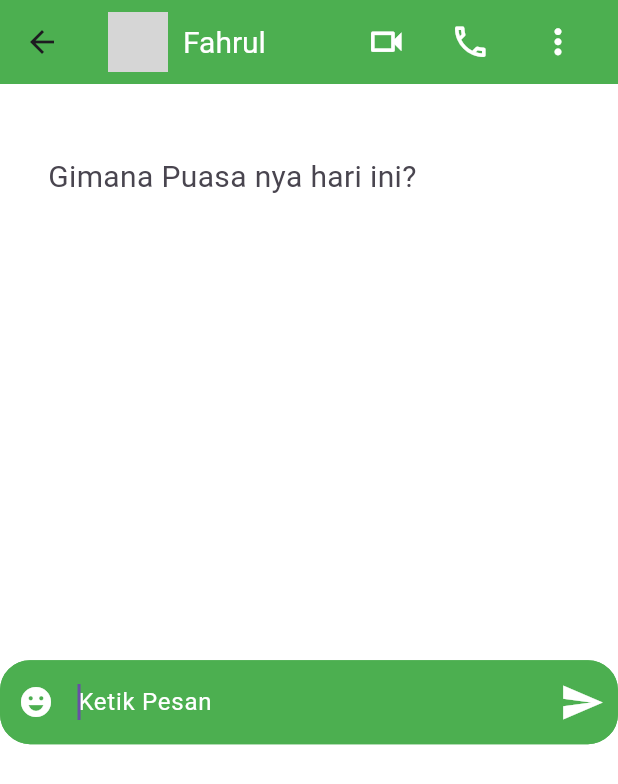
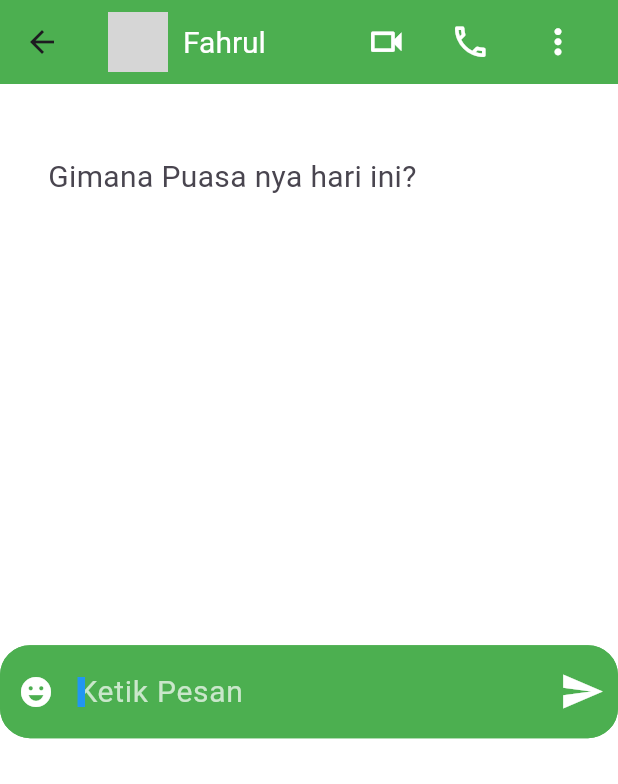
Before and after one commit to TavGit/Project-Flutter-1, a Flutter app: the MyChat screen opened directly, after a tap on "Fahrul", on a phone screen of 412 x 824 dp. Shown: the top 784 px of the screen. Run offline on Flutter 3.47's test engine with Material 3 defaults, Android fonts, the light colour scheme and no system bars; network calls fail; project files that could hold a hidden picture were left out; grey boxes are pictures that could not be loaded.

Commit message:
update project

```diff
--- a/lib/Pages/chat_pages.dart
+++ b/lib/Pages/chat_pages.dart
@@ -38,7 +38,7 @@ class _MyChatState extends State<MyChat> {
     'Besok jadi bukber kaga?',
     'OTW nih',
     'Eh gmn kabar SNBP?',
-    'Rencana setelah lulus mau......',
+    'Lu nanti abis lulus sekolah, mau kerja apa kuliah?',
     'Wkwkwkwk, kocak lu',
     'Lu mau kuliah dimana?',
     'Enakkan kerja apa kuliah si?',
@@ -152,10 +152,11 @@ class _MyChatState extends State<MyChat> {
                         context,
                         MaterialPageRoute(
                           builder:
-                              (context) => Chat1(
+                              (context) => ChatItems(
                                 nama: chatList[index]['nama']!,
                                 pesan: chatList[index]['pesan']!,
                                 foto: chatList[index]['foto']!,
+                                waktu: chatList[index]['waktu']!,
                               ),
                         ),
                       );
@@ -171,18 +172,25 @@ class _MyChatState extends State<MyChat> {
   }
 }
 
-class Chat1 extends StatelessWidget {
-  const Chat1({
+class ChatItems extends StatefulWidget {
+  const ChatItems({
     super.key,
     required this.nama,
     required this.pesan,
     required this.foto,
+    required this.waktu,
   });
 
   final String nama;
   final String pesan;
   final String foto;
+  final String waktu;
 
+  @override
+  State<ChatItems> createState() => _ChatItemsState();
+}
+
+class _ChatItemsState extends State<ChatItems> {
   @override
   Widget build(BuildContext context) {
     return Scaffold(
@@ -191,30 +199,46 @@ class Chat1 extends StatelessWidget {
         backgroundColor: Colors.green[500],
         title: Row(
           children: [
-            CircleAvatar(backgroundImage: NetworkImage(foto)),
+            CircleAvatar(backgroundImage: NetworkImage(widget.foto)),
             SizedBox(width: 10),
-            Text(nama, style: TextStyle(fontSize: 20, color: Colors.white)),],
+            Text(
+              widget.nama,
+              style: TextStyle(fontSize: 20, color: Colors.white),
+            ),
+          ],
         ),
         actions: [
           Padding(
             padding: EdgeInsets.only(right: 16.0),
             child: SizedBox(
               width: 40,
-              child: IconButton(onPressed: () {}, icon: Icon(Icons.videocam_outlined, color: Colors.white,),iconSize: 27,),
+              child: IconButton(
+                onPressed: () {},
+                icon: Icon(Icons.videocam_outlined, color: Colors.white),
+                iconSize: 27,
+              ),
             ),
           ),
           Padding(
             padding: EdgeInsets.only(right: 16.0),
             child: SizedBox(
               width: 40,
-              child: IconButton(onPressed: () {}, icon: Icon(Icons.phone_outlined, color: Colors.white,), iconSize: 27,),
-            )
+              child: IconButton(
+                onPressed: () {},
+                icon: Icon(Icons.phone_outlined, color: Colors.white),
+                iconSize: 27,
+              ),
+            ),
           ),
           Padding(
             padding: EdgeInsets.only(right: 16.0),
             child: SizedBox(
-              child: IconButton(onPressed: () {}, icon: Icon(Icons.more_vert, color: Colors.white,), iconSize: 27,),
-            )
+              child: IconButton(
+                onPressed: () {},
+                icon: Icon(Icons.more_vert, color: Colors.white),
+                iconSize: 27,
+              ),
+            ),
           ),
         ],
       ),
@@ -226,13 +250,19 @@ class Chat1 extends StatelessWidget {
               padding: EdgeInsets.all(16),
               child: ListTile(
                 tileColor: Colors.white,
-                subtitle: Text(pesan, style: TextStyle(fontSize: 20)),
+                subtitle: Text(widget.pesan, style: TextStyle(fontSize: 20)),
               ),
             ),
-            Padding(padding: EdgeInsets.only(top: 270)),
+            Padding(padding: EdgeInsets.only(top: 260)),
             Padding(
               padding: EdgeInsets.symmetric(vertical: 10.10),
               child: TextField(
+                style: TextStyle(color: Colors.white, fontSize: 20),
+                showCursor: true,
+                cursorColor: Colors.blue,
+                cursorOpacityAnimates: true,
+                cursorWidth: 5,
+                cursorHeight: 20,
                 autocorrect: false,
                 autofocus: true,
                 enableInteractiveSelection: true,
@@ -241,25 +271,33 @@ class Chat1 extends StatelessWidget {
                   fillColor: Colors.green[500],
                   border: OutlineInputBorder(
                     borderRadius: BorderRadius.circular(20.0),
-                    borderSide: BorderSide(color: Colors.green[500]!, width: 10),
+                    borderSide: BorderSide(
+                      color: Colors.green[500]!,
+                      width: 10,
+                    ),
                   ),
                   hintText: 'Ketik Pesan',
-                  hintStyle: TextStyle(color: Colors.white),
+                  hintStyle: TextStyle(color: Colors.white70, fontSize: 20),
                   prefixIcon: Icon(Icons.emoji_emotions),
                   prefixIconColor: Colors.white,
                   suffixIcon: IconButton(
-                    onPressed: () {
-                    },
+                    onPressed: () {},
                     icon: Icon(Icons.send, size: 30),
                   ),
                   suffixIconColor: Colors.white,
                   focusedBorder: OutlineInputBorder(
                     borderRadius: BorderRadius.circular(20.0),
-                    borderSide: BorderSide(color: Colors.green[500]!, width: 4.0),
+                    borderSide: BorderSide(
+                      color: Colors.green[500]!,
+                      width: 4.0,
+                    ),
                   ),
                   enabledBorder: OutlineInputBorder(
                     borderRadius: BorderRadius.circular(20.0),
-                    borderSide: BorderSide(color: Colors.green[500]!, width: 4.0),
+                    borderSide: BorderSide(
+                      color: Colors.green[500]!,
+                      width: 4.0,
+                    ),
                   ),
                 ),
               ),
```
